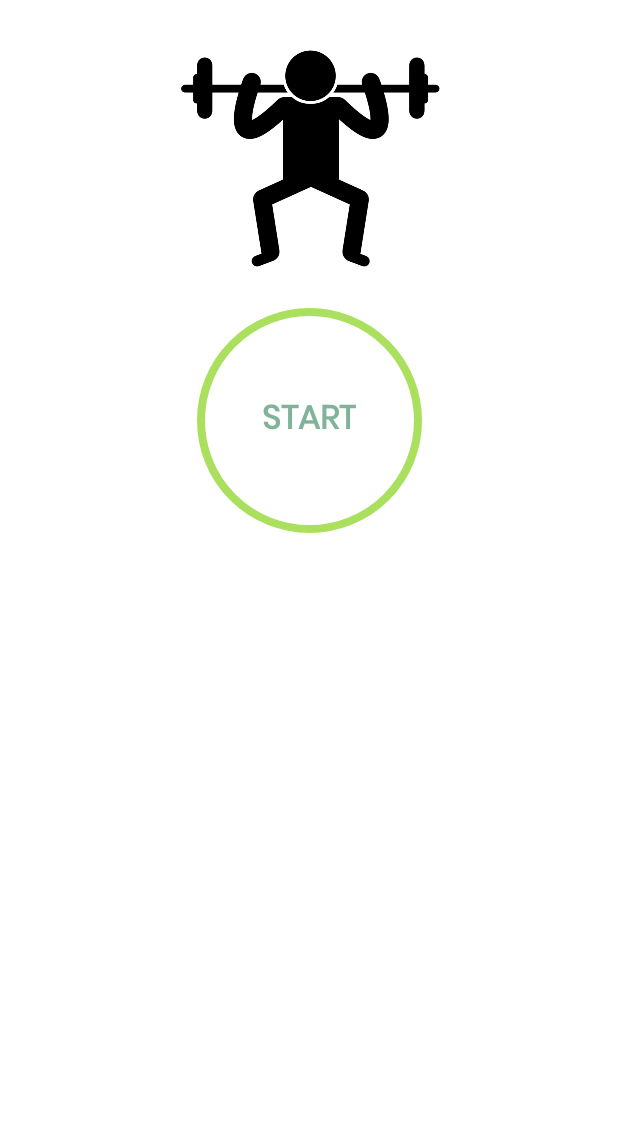
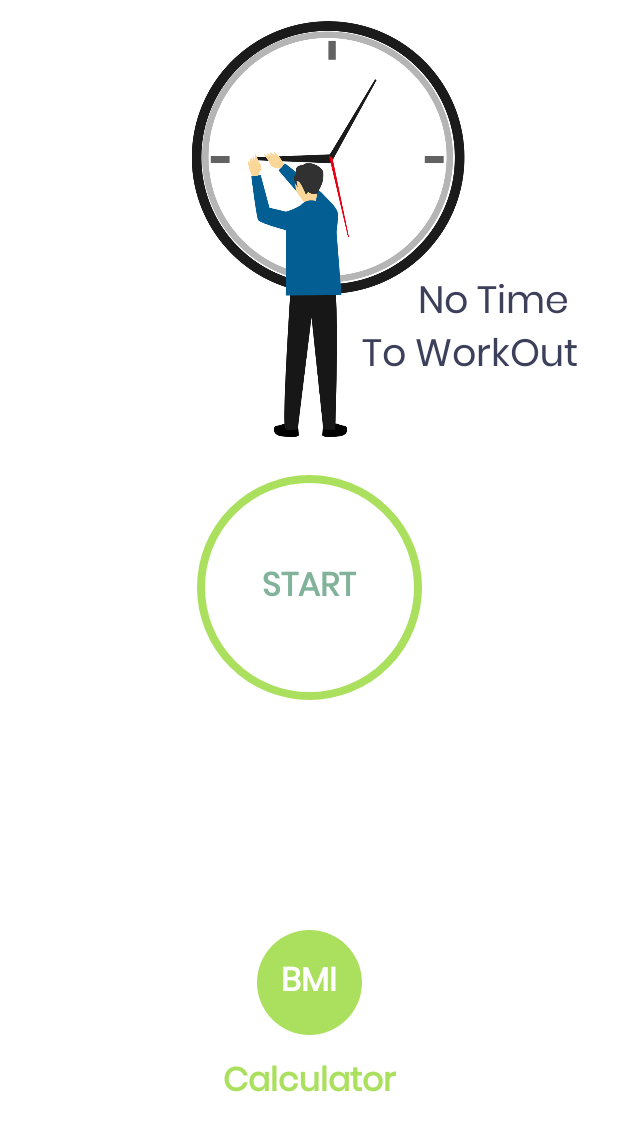
Before and after one commit to enalymounioz/NoTime2Workout, an Android app: the screen it shows after launch (MainActivity), on a phone screen of 412 x 824 dp. Shown: the top 1131 px of the screen. Run offline under Robolectric (Android 15) with nearby library versions, the light colour scheme and no system bars.

Commit message:
Added a Calculate BMI Activity in the Main Activity

```diff
--- a/app/src/main/AndroidManifest.xml
+++ b/app/src/main/AndroidManifest.xml
@@ -18,6 +18,12 @@
         android:supportsRtl="true"
         android:theme="@style/Theme.NoTimeToWorkout"
         tools:targetApi="31">
+
+        <activity
+            android:name=".BMIActivity"
+            android:exported="true"
+            android:screenOrientation="portrait"
+            />
 
         <activity
             android:name=".FinishActivity"
--- a/app/src/main/java/com/elenivoreos/notimetoworkout/MainActivity.kt
+++ b/app/src/main/java/com/elenivoreos/notimetoworkout/MainActivity.kt
@@ -18,6 +18,10 @@ class MainActivity : AppCompatActivity() {
             val intent = Intent(this, ExerciseActivity::class.java)
             startActivity(intent)
         }
+        binding?.frameLayoutBMI?.setOnClickListener {
+            val intent = Intent(this, BMIActivity::class.java)
+            startActivity(intent)
+        }
     }
 
     override fun onDestroy() {
--- a/app/src/main/res/layout/activity_main.xml
+++ b/app/src/main/res/layout/activity_main.xml
@@ -7,19 +7,32 @@
     android:padding="@dimen/main_screen_main_layout_padding"
     tools:context=".MainActivity">
 
+    <TextView
+        android:layout_width="191dp"
+        android:layout_height="110dp"
+        android:layout_marginEnd="44dp"
+        android:gravity="end"
+        android:text="@string/no_time_nto_workout"
+        android:textColor="@color/purple_700"
+        android:textSize="25sp"
+        app:layout_constraintBottom_toBottomOf="@+id/myImageview"
+        app:layout_constraintEnd_toEndOf="@+id/myImageview" />
+
     <ImageView
         android:id="@+id/myImageview"
-        android:layout_width="match_parent"
-        android:layout_height="200dp"
+        android:layout_width="424dp"
+        android:layout_height="282dp"
+        android:layout_marginTop="4dp"
         android:contentDescription="@string/image"
-        android:src="@drawable/workoutmainimage"
-        app:layout_constraintBottom_toTopOf="@+id/frameLayout_Start"
+        android:src="@drawable/workout_main_image"
+        app:layout_constraintStart_toStartOf="parent"
         app:layout_constraintTop_toTopOf="parent" />
 
     <FrameLayout
     android:id="@+id/frameLayout_Start"
     android:layout_width="150dp"
     android:layout_height="150dp"
+    android:layout_marginTop="25dp"
     app:layout_constraintEnd_toEndOf="parent"
     app:layout_constraintStart_toStartOf="parent"
     app:layout_constraintTop_toBottomOf="@+id/myImageview"
@@ -36,4 +49,40 @@
 
 </FrameLayout>
 
+    <FrameLayout
+        android:id="@+id/frameLayoutBMI"
+        android:layout_width="70dp"
+        android:layout_height="70dp"
+        android:background="@drawable/item_circular_color_accent_background"
+        app:layout_constraintBottom_toTopOf="@id/tvCalculator"
+        app:layout_constraintEnd_toEndOf="parent"
+        app:layout_constraintStart_toStartOf="parent"
+        app:layout_constraintTop_toBottomOf="@+id/frameLayout_Start"
+        app:layout_constraintVertical_bias="0.92">
+
+        <TextView
+            android:layout_width="wrap_content"
+            android:layout_height="wrap_content"
+            android:layout_gravity="center"
+            android:text="BMI"
+            android:textColor="@color/white"
+            android:textSize="@dimen/default_button_text_size"
+            android:textStyle="bold" />
+    </FrameLayout>
+
+    <TextView
+        android:id="@+id/tvCalculator"
+        android:layout_width="wrap_content"
+        android:layout_height="wrap_content"
+        android:text="Calculator"
+        android:textColor="@color/colorAccent"
+        android:textSize="@dimen/default_button_text_size"
+        android:textStyle="bold"
+        app:layout_constraintBottom_toBottomOf="parent"
+        app:layout_constraintEnd_toEndOf="parent"
+        app:layout_constraintStart_toStartOf="parent"
+        app:layout_constraintTop_toBottomOf="@+id/frameLayout_Start"
+        app:layout_constraintVertical_bias="0.75" />
+
+
 </androidx.constraintlayout.widget.ConstraintLayout>
--- a/app/src/main/res/values/strings.xml
+++ b/app/src/main/res/values/strings.xml
@@ -4,4 +4,6 @@
     <string name="get_ready_for">GET READY FOR</string>
     <string name="are_you_sure">Are you sure?</string>
     <string name="this_will_stop_your_workout_you_ve_come_this_fare_are_you_sure_you_want_to_quit">This will stop your workout. You\'ve come this fare, are you sure you want to quit?</string>
+    <string name="calculate_bmi">Calculate BMI</string>
+    <string name="no_time_nto_workout">No Time \nTo WorkOut</string>
 </resources>
```
Also changed, not shown: app/src/main/java/com/elenivoreos/notimetoworkout/BMIActivity.kt (added, +25 -0 lines), app/src/main/res/layout/activity_bmi.xml (added, +19 -0 lines), app/src/main/res/drawable-v24/workout_main_image.png (added), 113 other files. Lines whose indentation alone changed are shown as unchanged.
